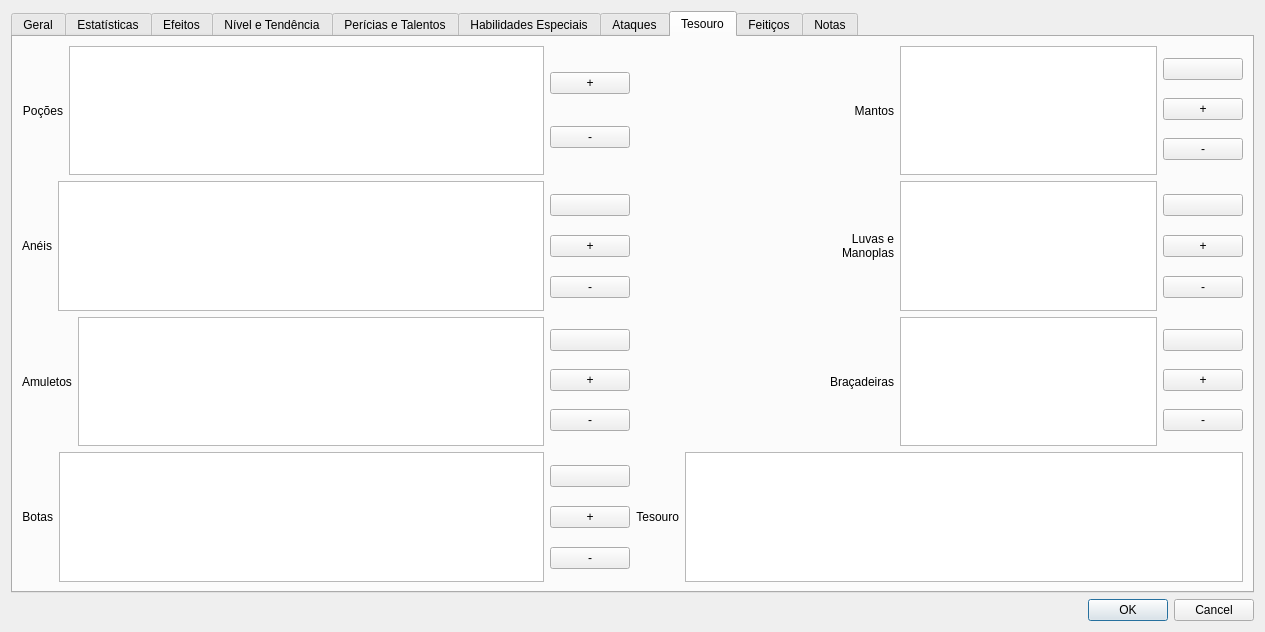
Before: the Qt Designer form ifg/qt/ui/entidade.ui in matferib/tabuleiro-virtual, drawn with Qt 5.
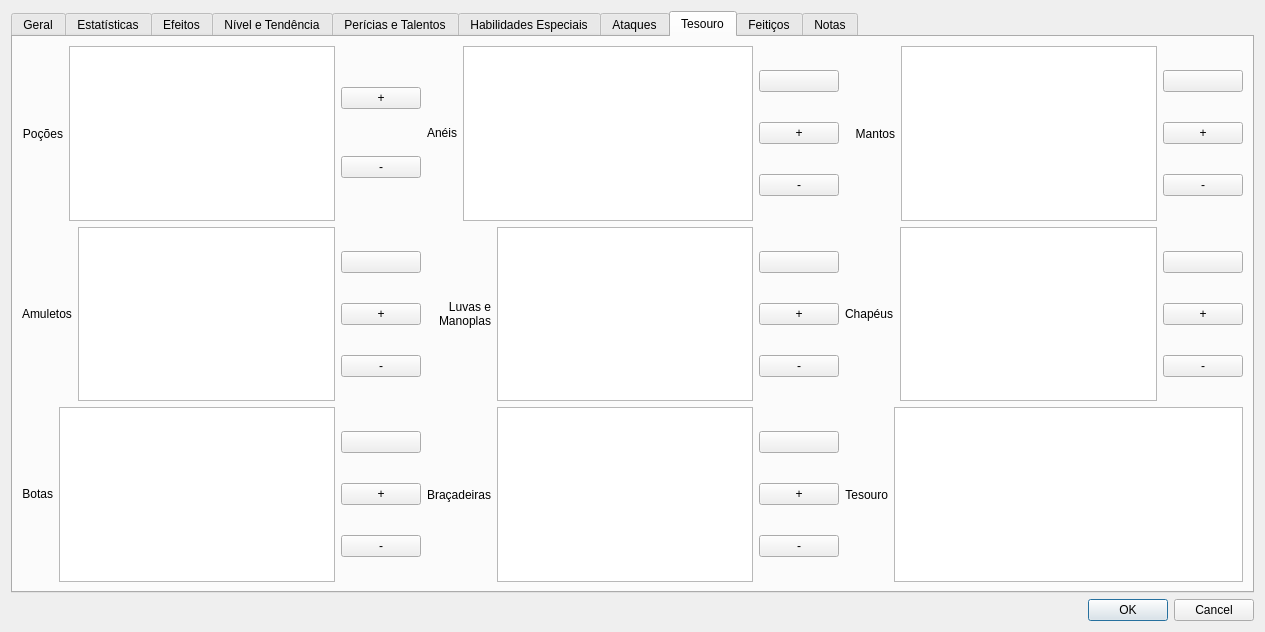
After: the same form once the commit is applied. The open tabs and pages were chosen to show the change.

Commit message: mudancas de UI para ataque e chapeus

Patch:
```diff
--- a/ifg/qt/ui/entidade.ui
+++ b/ifg/qt/ui/entidade.ui
@@ -3347,7 +3347,7 @@
          </item>
         </layout>
        </item>
-       <item row="0" column="2">
+       <item row="0" column="3">
         <layout class="QHBoxLayout" name="horizontalLayout_40">
          <item>
           <widget class="QLabel" name="label_87">
@@ -3416,7 +3416,7 @@
          </item>
         </layout>
        </item>
-       <item row="1" column="1">
+       <item row="0" column="2">
         <layout class="QHBoxLayout" name="horizontalLayout_17">
          <item>
           <widget class="QLabel" name="label_86">
@@ -3467,6 +3467,93 @@
          </item>
         </layout>
        </item>
+       <item row="1" column="1">
+        <layout class="QHBoxLayout" name="horizontalLayout_3">
+         <item>
+          <widget class="QLabel" name="label_98">
+           <property name="text">
+            <string>Amuletos</string>
+           </property>
+          </widget>
+         </item>
+         <item>
+          <widget class="QListWidget" name="lista_amuletos"/>
+         </item>
+         <item>
+          <layout class="QVBoxLayout" name="verticalLayout_19">
+           <item>
+            <widget class="QPushButton" name="botao_usar_amuleto">
+             <property name="text">
+              <string/>
+             </property>
+            </widget>
+           </item>
+           <item>
+            <widget class="QPushButton" name="botao_adicionar_amuleto">
+             <property name="text">
+              <string>+</string>
+             </property>
+            </widget>
+           </item>
+           <item>
+            <widget class="QPushButton" name="botao_remover_amuleto">
+             <property name="text">
+              <string>-</string>
+             </property>
+            </widget>
+           </item>
+          </layout>
+         </item>
+        </layout>
+       </item>
+       <item row="2" column="1">
+        <layout class="QHBoxLayout" name="horizontalLayout_44">
+         <item>
+          <widget class="QLabel" name="label_99">
+           <property name="sizePolicy">
+            <sizepolicy hsizetype="Fixed" vsizetype="Fixed">
+             <horstretch>0</horstretch>
+             <verstretch>0</verstretch>
+            </sizepolicy>
+           </property>
+           <property name="text">
+            <string>Botas</string>
+           </property>
+           <property name="alignment">
+            <set>Qt::AlignRight|Qt::AlignTrailing|Qt::AlignVCenter</set>
+           </property>
+          </widget>
+         </item>
+         <item>
+          <widget class="QListWidget" name="lista_botas"/>
+         </item>
+         <item>
+          <layout class="QVBoxLayout" name="verticalLayout_22">
+           <item>
+            <widget class="QPushButton" name="botao_usar_botas">
+             <property name="text">
+              <string/>
+             </property>
+            </widget>
+           </item>
+           <item>
+            <widget class="QPushButton" name="botao_adicionar_botas">
+             <property name="text">
+              <string>+</string>
+             </property>
+            </widget>
+           </item>
+           <item>
+            <widget class="QPushButton" name="botao_remover_botas">
+             <property name="text">
+              <string>-</string>
+             </property>
+            </widget>
+           </item>
+          </layout>
+         </item>
+        </layout>
+       </item>
        <item row="1" column="2">
         <layout class="QHBoxLayout" name="horizontalLayout_41">
          <item>
@@ -3570,46 +3657,7 @@
          </item>
         </layout>
        </item>
-       <item row="2" column="1">
-        <layout class="QHBoxLayout" name="horizontalLayout_3">
-         <item>
-          <widget class="QLabel" name="label_98">
-           <property name="text">
-            <string>Amuletos</string>
-           </property>
-          </widget>
-         </item>
-         <item>
-          <widget class="QListWidget" name="lista_amuletos"/>
-         </item>
-         <item>
-          <layout class="QVBoxLayout" name="verticalLayout_19">
-           <item>
-            <widget class="QPushButton" name="botao_usar_amuleto">
-             <property name="text">
-              <string/>
-             </property>
-            </widget>
-           </item>
-           <item>
-            <widget class="QPushButton" name="botao_adicionar_amuleto">
-             <property name="text">
-              <string>+</string>
-             </property>
-            </widget>
-           </item>
-           <item>
-            <widget class="QPushButton" name="botao_remover_amuleto">
-             <property name="text">
-              <string>-</string>
-             </property>
-            </widget>
-           </item>
-          </layout>
-         </item>
-        </layout>
-       </item>
-       <item row="3" column="2">
+       <item row="2" column="3">
         <layout class="QHBoxLayout" name="horizontalLayout_30">
          <item>
           <widget class="QLabel" name="label_37">
@@ -3636,45 +3684,36 @@
          </item>
         </layout>
        </item>
-       <item row="3" column="1">
-        <layout class="QHBoxLayout" name="horizontalLayout_44">
+       <item row="1" column="3">
+        <layout class="QHBoxLayout" name="horizontalLayout_45">
          <item>
-          <widget class="QLabel" name="label_99">
-           <property name="sizePolicy">
-            <sizepolicy hsizetype="Fixed" vsizetype="Fixed">
-             <horstretch>0</horstretch>
-             <verstretch>0</verstretch>
-            </sizepolicy>
-           </property>
+          <widget class="QLabel" name="label_96">
            <property name="text">
-            <string>Botas</string>
-           </property>
-           <property name="alignment">
-            <set>Qt::AlignRight|Qt::AlignTrailing|Qt::AlignVCenter</set>
+            <string>Chapéus</string>
            </property>
           </widget>
          </item>
          <item>
-          <widget class="QListWidget" name="lista_botas"/>
+          <widget class="QListWidget" name="lista_chapeus"/>
          </item>
          <item>
-          <layout class="QVBoxLayout" name="verticalLayout_22">
+          <layout class="QVBoxLayout" name="verticalLayout_20">
            <item>
-            <widget class="QPushButton" name="botao_usar_botas">
+            <widget class="QPushButton" name="botao_vestir_chapeu">
              <property name="text">
               <string/>
              </property>
             </widget>
            </item>
            <item>
-            <widget class="QPushButton" name="botao_adicionar_botas">
+            <widget class="QPushButton" name="botao_adicionar_chapeu">
              <property name="text">
               <string>+</string>
              </property>
             </widget>
            </item>
            <item>
-            <widget class="QPushButton" name="botao_remover_botas">
+            <widget class="QPushButton" name="botao_remover_chapeu">
              <property name="text">
               <string>-</string>
              </property>
```
Left out of the diff: 6 changed lines with no effect on the pictures. The commit also changes 11 other files.
